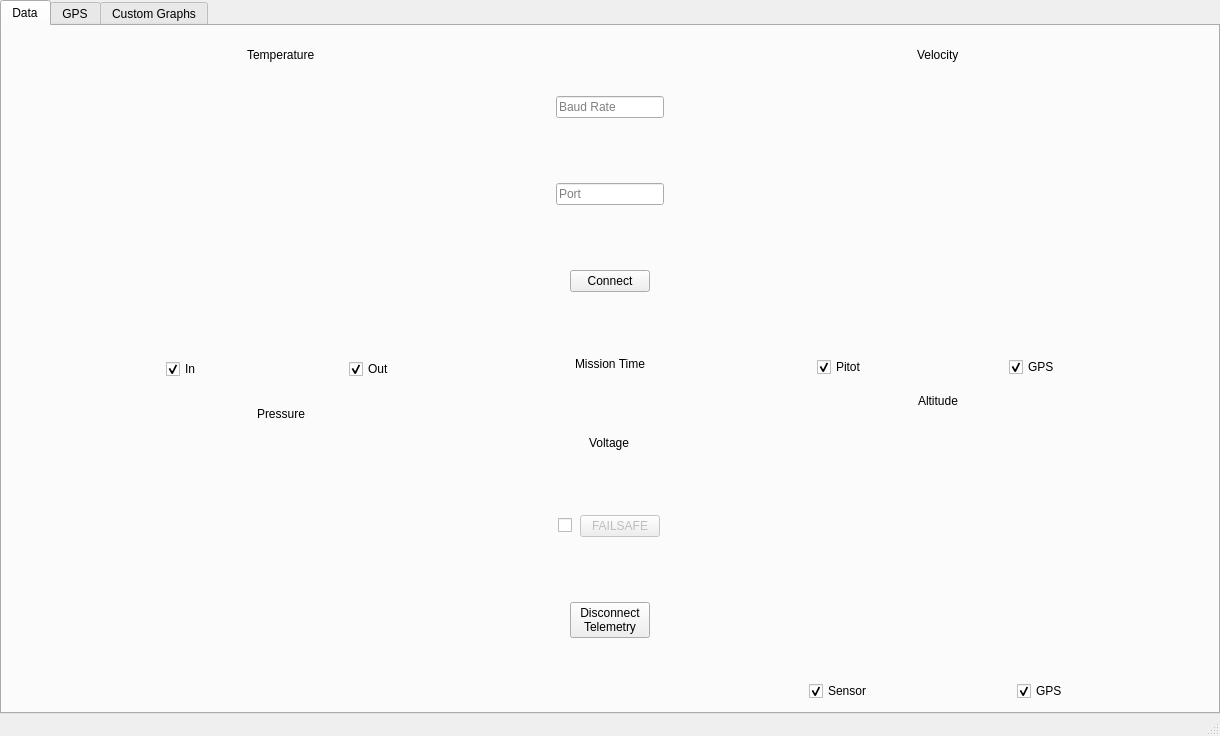
rohanchopra/cansat16, file mainwindow.ui: the form before one commit.
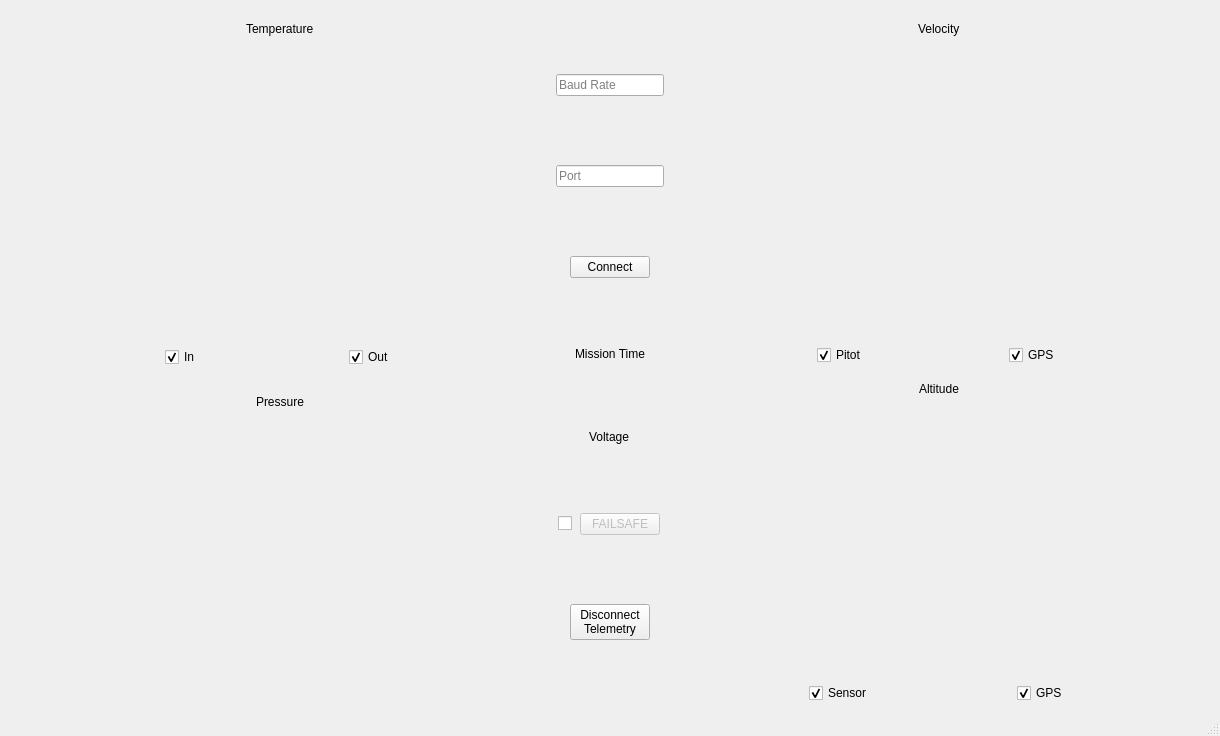
The form after the commit.

Commit message: Removed tabs, removed toolbars, added labels

```diff
--- a/mainwindow.ui
+++ b/mainwindow.ui
@@ -32,44 +32,7 @@
      <verstretch>0</verstretch>
     </sizepolicy>
    </property>
-   <layout class="QHBoxLayout" name="horizontalLayout_6">
-    <property name="spacing">
-     <number>0</number>
-    </property>
-    <property name="leftMargin">
-     <number>0</number>
-    </property>
-    <property name="topMargin">
-     <number>0</number>
-    </property>
-    <property name="rightMargin">
-     <number>0</number>
-    </property>
-    <property name="bottomMargin">
-     <number>0</number>
-    </property>
-    <item>
-     <widget class="QTabWidget" name="tabs">
-      <property name="sizePolicy">
-       <sizepolicy hsizetype="Expanding" vsizetype="Expanding">
-        <horstretch>0</horstretch>
-        <verstretch>0</verstretch>
-       </sizepolicy>
-      </property>
-      <property name="minimumSize">
-       <size>
-        <width>1220</width>
-        <height>689</height>
-       </size>
-      </property>
-      <property name="currentIndex">
-       <number>0</number>
-      </property>
-      <widget class="QWidget" name="dataTab">
-       <attribute name="title">
-        <string>Data</string>
-       </attribute>
-       <layout class="QHBoxLayout" name="horizontalLayout">
+   <layout class="QHBoxLayout" name="horizontalLayout_3">
         <item>
          <layout class="QVBoxLayout" name="tempPressureLayout">
           <property name="sizeConstraint">
@@ -108,7 +71,7 @@
               <verstretch>0</verstretch>
              </sizepolicy>
             </property>
-            <layout class="QVBoxLayout" name="temperatureLayout">
+        <layout class="QVBoxLayout" name="temperatureLayout_4">
              <property name="sizeConstraint">
               <enum>QLayout::SetDefaultConstraint</enum>
              </property>
@@ -163,14 +126,14 @@
            </widget>
           </item>
           <item>
-           <widget class="QWidget" name="widget" native="true">
+       <widget class="QWidget" name="widget_27" native="true">
             <property name="sizePolicy">
              <sizepolicy hsizetype="Minimum" vsizetype="Fixed">
               <horstretch>0</horstretch>
               <verstretch>0</verstretch>
              </sizepolicy>
             </property>
-            <layout class="QHBoxLayout" name="horizontalLayout_12">
+        <layout class="QHBoxLayout" name="horizontalLayout_27">
              <item>
               <widget class="QLabel" name="label_3">
                <property name="sizePolicy">
@@ -188,7 +151,7 @@
            </widget>
           </item>
           <item>
-           <widget class="QWidget" name="widget" native="true">
+       <widget class="QWidget" name="widget_28" native="true">
             <property name="sizePolicy">
              <sizepolicy hsizetype="MinimumExpanding" vsizetype="Preferred">
               <horstretch>0</horstretch>
@@ -374,14 +337,14 @@
            <enum>QLayout::SetFixedSize</enum>
           </property>
           <item>
-           <widget class="QWidget" name="widget" native="true">
+       <widget class="QWidget" name="widget_22" native="true">
             <property name="sizePolicy">
              <sizepolicy hsizetype="Minimum" vsizetype="Fixed">
               <horstretch>0</horstretch>
               <verstretch>0</verstretch>
              </sizepolicy>
             </property>
-            <layout class="QHBoxLayout" name="horizontalLayout_14">
+        <layout class="QHBoxLayout" name="horizontalLayout_24">
              <item>
               <widget class="QLabel" name="label_5">
                <property name="sizePolicy">
@@ -399,14 +362,14 @@
            </widget>
           </item>
           <item>
-           <widget class="QWidget" name="widget" native="true">
+       <widget class="QWidget" name="widget_23" native="true">
             <property name="sizePolicy">
              <sizepolicy hsizetype="MinimumExpanding" vsizetype="Preferred">
               <horstretch>0</horstretch>
               <verstretch>0</verstretch>
              </sizepolicy>
             </property>
-            <layout class="QVBoxLayout" name="velocityLayout">
+        <layout class="QVBoxLayout" name="velocityLayout_4">
              <property name="sizeConstraint">
               <enum>QLayout::SetDefaultConstraint</enum>
              </property>
@@ -414,14 +377,14 @@
            </widget>
           </item>
           <item>
-           <widget class="QWidget" name="widget" native="true">
+       <widget class="QWidget" name="widget_24" native="true">
             <property name="sizePolicy">
              <sizepolicy hsizetype="Minimum" vsizetype="Fixed">
               <horstretch>0</horstretch>
               <verstretch>0</verstretch>
              </sizepolicy>
             </property>
-            <layout class="QHBoxLayout" name="velocityCheckLayout">
+        <layout class="QHBoxLayout" name="velocityCheckLayout_4">
              <item>
               <widget class="QCheckBox" name="pitotVelocityCheck">
                <property name="sizePolicy">
@@ -458,12 +421,12 @@
            </widget>
           </item>
           <item>
-           <layout class="QHBoxLayout" name="horizontalLayout_15">
+       <layout class="QHBoxLayout" name="horizontalLayout">
             <property name="sizeConstraint">
              <enum>QLayout::SetMinAndMaxSize</enum>
             </property>
             <item>
-             <widget class="QLabel" name="label_6">
+         <widget class="QLabel" name="label_16">
               <property name="sizePolicy">
                <sizepolicy hsizetype="Fixed" vsizetype="Fixed">
                 <horstretch>0</horstretch>
@@ -478,14 +441,14 @@
            </layout>
           </item>
           <item>
-           <widget class="QWidget" name="widget" native="true">
+       <widget class="QWidget" name="widget_25" native="true">
             <property name="sizePolicy">
              <sizepolicy hsizetype="MinimumExpanding" vsizetype="Preferred">
               <horstretch>0</horstretch>
               <verstretch>0</verstretch>
              </sizepolicy>
             </property>
-            <layout class="QVBoxLayout" name="altitudeLayout">
+        <layout class="QVBoxLayout" name="altitudeLayout_4">
              <property name="sizeConstraint">
               <enum>QLayout::SetDefaultConstraint</enum>
              </property>
@@ -531,26 +494,7 @@
          </layout>
         </item>
        </layout>
-      </widget>
-      <widget class="QWidget" name="gpsTab">
-       <property name="enabled">
-        <bool>true</bool>
-       </property>
-       <attribute name="title">
-        <string>GPS</string>
-       </attribute>
-      </widget>
-      <widget class="QWidget" name="customGraphsTab">
-       <property name="enabled">
-        <bool>true</bool>
-       </property>
-       <attribute name="title">
-        <string>Custom Graphs</string>
-       </attribute>
-      </widget>
-     </widget>
-    </item>
-   </layout>
+   <zorder></zorder>
   </widget>
   <widget class="QMenuBar" name="menuBar">
    <property name="geometry">
```
Left out of the diff: 28 changed lines with no effect on the pictures. Lines whose indentation alone changed are shown as unchanged. The commit also changes 1 other file.
